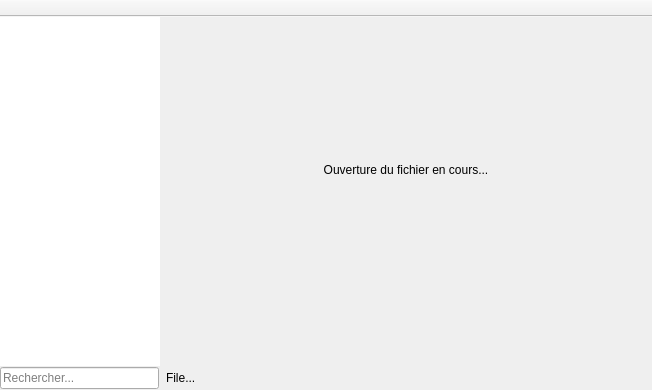
First picture: the form in sources/editor/editor.ui, repository davy7125/polyphone, before the edit.
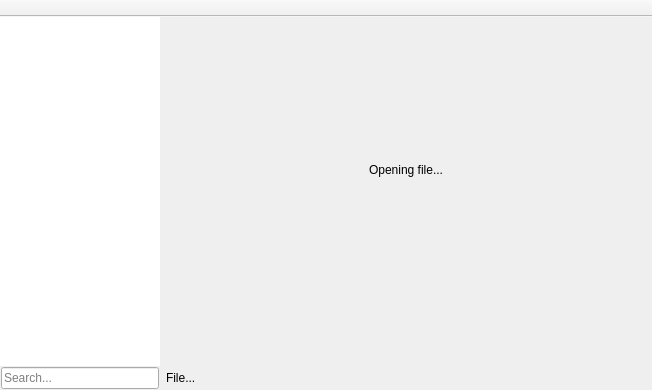
Second picture: the form after the edit. Custom widgets are drawn as their Qt base class.

Patch:
```diff
--- a/sources/editor/editor.ui
+++ b/sources/editor/editor.ui
@@ -122,7 +122,7 @@
          </property>
          <layout class="QGridLayout" name="gridLayout">
           <property name="leftMargin">
-           <number>0</number>
+           <number>1</number>
           </property>
           <property name="topMargin">
            <number>1</number>
@@ -139,7 +139,7 @@
              <string/>
             </property>
             <property name="placeholderText">
-             <string>Rechercher...</string>
+             <string>Search...</string>
             </property>
             <property name="clearButtonEnabled">
              <bool>true</bool>
@@ -239,7 +239,7 @@
         <item row="1" column="0" colspan="3">
          <widget class="QLabel" name="labelWait">
           <property name="text">
-           <string>Ouverture du fichier en cours...</string>
+           <string>Opening file...</string>
           </property>
           <property name="alignment">
            <set>Qt::AlignCenter</set>
```
Left out of the diff: 2 changed lines with no effect on the pictures.
